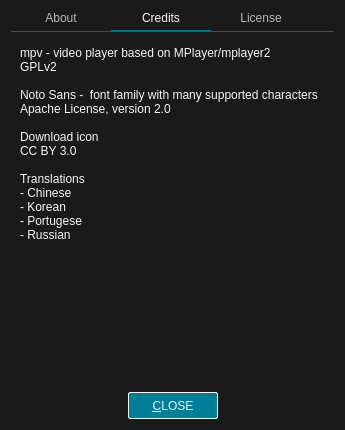
Qt form src/ui/aboutdialog.ui (u8sand/Baka-MPlayer) before a commit.
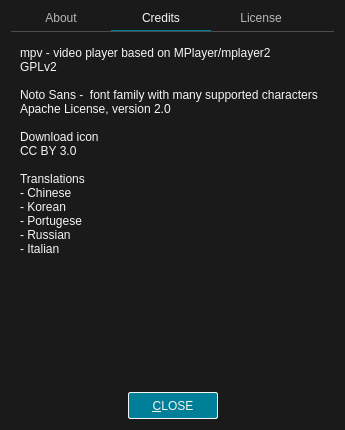
The same form after that commit. The open tabs and pages were chosen to show the change. Icons and pictures are not drawn.

Commit message: Added Italian translation

Diff of the .ui file:
```diff
--- a/src/ui/aboutdialog.ui
+++ b/src/ui/aboutdialog.ui
@@ -226,7 +226,8 @@
 - Chinese &lt;amazingfate, Antares95&gt;
 - Korean &lt;godly-devotion&gt;
 - Portugese &lt;u8sand&gt;
-- Russian &lt;suhr&gt;</string>
+- Russian &lt;suhr&gt;
+- Italian &lt;Aloysius</string>
          </property>
         </widget>
        </item>
```
The commit also changes 2 other files.
